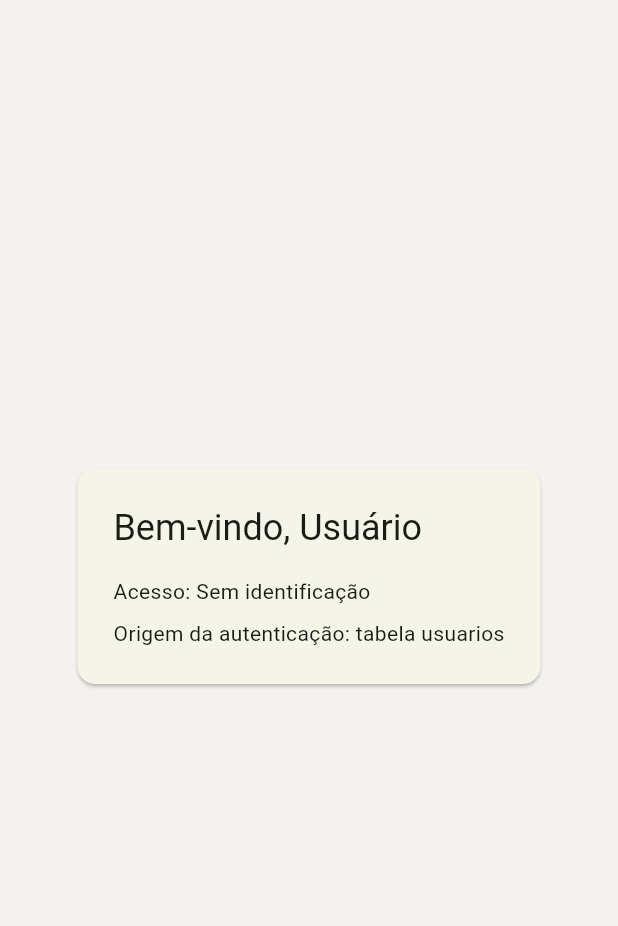
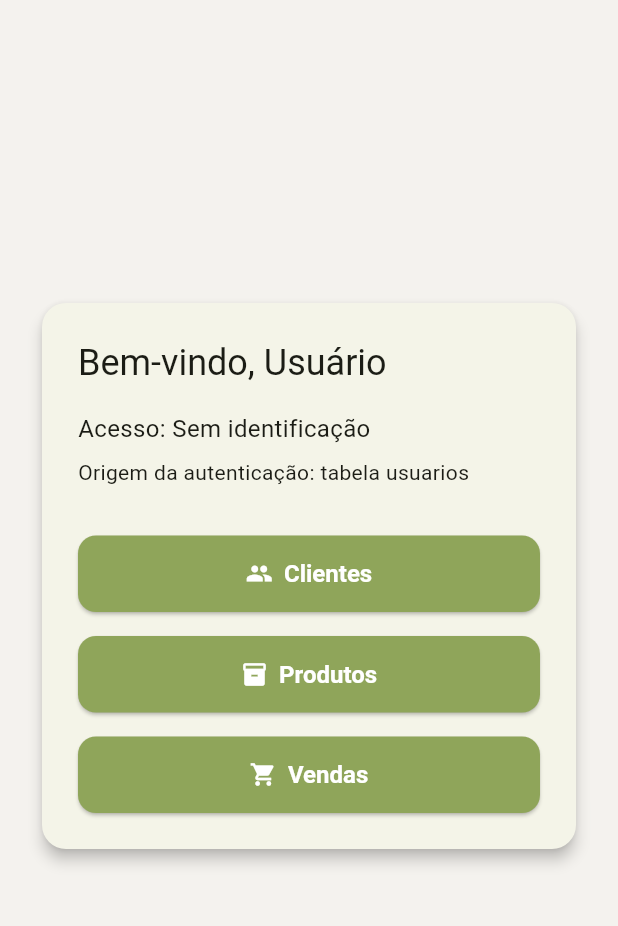
Before and after one commit to goemon009/assados_na_brasa_app, a Flutter app: the HomeScreen screen opened directly, on a phone screen of 412 x 824 dp, the part 84-1010 px from its top. Run offline on Flutter 3.47's test engine with Material 3 defaults, Android fonts, the phone set to English and light mode, and no system bars; our stand-ins replace supabase_flutter; accounts and stored records are empty.

Commit message:
Adição da tela de cadastro de cliente, com validação de campos e integração com o repositório de clientes.

```diff
--- a/lib/telas/home_screen.dart
+++ b/lib/telas/home_screen.dart
@@ -2,6 +2,7 @@ import 'package:flutter/material.dart';
 
 import '../models/usuario.dart';
 import 'login_screen.dart';
+import 'cliente_screen.dart';
 
 class HomeScreen extends StatefulWidget {
   const HomeScreen({super.key, this.usuario});
@@ -24,7 +25,9 @@ class _HomeScreenState extends State<HomeScreen> {
       if (!mounted) return;
 
       await Navigator.of(context).pushAndRemoveUntil(
-        MaterialPageRoute<void>(builder: (_) => const LoginScreen()),
+        MaterialPageRoute<void>(
+          builder: (_) => const LoginScreen(),
+        ),
         (route) => false,
       );
     } finally {
@@ -39,14 +42,19 @@ class _HomeScreenState extends State<HomeScreen> {
   @override
   Widget build(BuildContext context) {
     final Usuario? usuario = widget.usuario;
-    final String nomeExibicao = usuario?.nome.trim().isNotEmpty == true
-        ? usuario!.nome.trim()
-        : 'Usuário';
-    final String loginExibicao = usuario?.login.trim().isNotEmpty == true
-        ? usuario!.login.trim()
-        : 'Sem identificação';
+
+    final String nomeExibicao =
+        usuario?.nome.trim().isNotEmpty == true
+            ? usuario!.nome.trim()
+            : 'Usuário';
+
+    final String loginExibicao =
+        usuario?.login.trim().isNotEmpty == true
+            ? usuario!.login.trim()
+            : 'Sem identificação';
 
     return Scaffold(
+      backgroundColor: const Color(0xFFF4F2EE),
       appBar: AppBar(
         title: const Text('Assados na Brasa'),
         backgroundColor: const Color(0xFF8FA55A),
@@ -63,8 +71,14 @@ class _HomeScreenState extends State<HomeScreen> {
                       color: Colors.white,
                     ),
                   )
-                : const Icon(Icons.logout, color: Colors.white),
-            label: const Text('Sair', style: TextStyle(color: Colors.white)),
+                : const Icon(
+                    Icons.logout,
+                    color: Colors.white,
+                  ),
+            label: const Text(
+              'Sair',
+              style: TextStyle(color: Colors.white),
+            ),
           ),
         ],
       ),
@@ -74,6 +88,10 @@ class _HomeScreenState extends State<HomeScreen> {
           child: Padding(
             padding: const EdgeInsets.all(24),
             child: Card(
+              elevation: 4,
+              shape: RoundedRectangleBorder(
+                borderRadius: BorderRadius.circular(16),
+              ),
               child: Padding(
                 padding: const EdgeInsets.all(24),
                 child: Column(
@@ -82,12 +100,118 @@ class _HomeScreenState extends State<HomeScreen> {
                   children: [
                     Text(
                       'Bem-vindo, $nomeExibicao',
-                      style: Theme.of(context).textTheme.headlineSmall,
+                      style:
+                          Theme.of(context).textTheme.headlineSmall,
                     ),
+
                     const SizedBox(height: 16),
-                    Text('Acesso: $loginExibicao'),
+
+                    Text(
+                      'Acesso: $loginExibicao',
+                      style: const TextStyle(fontSize: 16),
+                    ),
+
                     const SizedBox(height: 8),
-                    Text('Origem da autenticação: tabela usuarios'),
+
+                    const Text(
+                      'Origem da autenticação: tabela usuarios',
+                    ),
+
+                    const SizedBox(height: 32),
+
+                    // BOTÃO CLIENTES
+                    SizedBox(
+                      width: double.infinity,
+                      child: ElevatedButton.icon(
+                        onPressed: () {
+                          Navigator.push(
+                            context,
+                            MaterialPageRoute(
+                              builder: (_) =>
+                                  const ClientesScreen(),
+                            ),
+                          );
+                        },
+                        icon: const Icon(Icons.people),
+                        label: const Text('Clientes'),
+                        style: ElevatedButton.styleFrom(
+                          backgroundColor:
+                              const Color(0xFF8FA55A),
+                          foregroundColor: Colors.white,
+                          padding: const EdgeInsets.symmetric(
+                            vertical: 16,
+                          ),
+                          textStyle: const TextStyle(
+                            fontSize: 16,
+                            fontWeight: FontWeight.bold,
+                          ),
+                          shape: RoundedRectangleBorder(
+                            borderRadius:
+                                BorderRadius.circular(12),
+                          ),
+                        ),
+                      ),
+                    ),
+
+                    const SizedBox(height: 16),
+
+                    // BOTÃO PRODUTOS
+                    SizedBox(
+                      width: double.infinity,
+                      child: ElevatedButton.icon(
+                        onPressed: () {
+                          // futura tela de produtos
+                        },
+                        icon: const Icon(Icons.inventory_2),
+                        label: const Text('Produtos'),
+                        style: ElevatedButton.styleFrom(
+                          backgroundColor:
+                              const Color(0xFF8FA55A),
+                          foregroundColor: Colors.white,
+                          padding: const EdgeInsets.symmetric(
+                            vertical: 16,
+                          ),
+                          textStyle: const TextStyle(
+                            fontSize: 16,
+                            fontWeight: FontWeight.bold,
+                          ),
+                          shape: RoundedRectangleBorder(
+                            borderRadius:
+                                BorderRadius.circular(12),
+                          ),
+                        ),
+                      ),
+                    ),
+
+                    const SizedBox(height: 16),
+
+                    // BOTÃO VENDAS
+                    SizedBox(
+                      width: double.infinity,
+                      child: ElevatedButton.icon(
+                        onPressed: () {
+                          // futura tela de vendas
+                        },
+                        icon: const Icon(Icons.shopping_cart),
+                        label: const Text('Vendas'),
+                        style: ElevatedButton.styleFrom(
+                          backgroundColor:
+                              const Color(0xFF8FA55A),
+                          foregroundColor: Colors.white,
+                          padding: const EdgeInsets.symmetric(
+                            vertical: 16,
+                          ),
+                          textStyle: const TextStyle(
+                            fontSize: 16,
+                            fontWeight: FontWeight.bold,
+                          ),
+                          shape: RoundedRectangleBorder(
+                            borderRadius:
+                                BorderRadius.circular(12),
+                          ),
+                        ),
+                      ),
+                    ),
                   ],
                 ),
               ),
```
Also changed, not shown: lib/models/cliente.dart (+38 -0 lines), lib/repositories/cliente_repository.dart (+42 -0 lines), lib/telas/cliente_screen.dart (+147 -0 lines).
